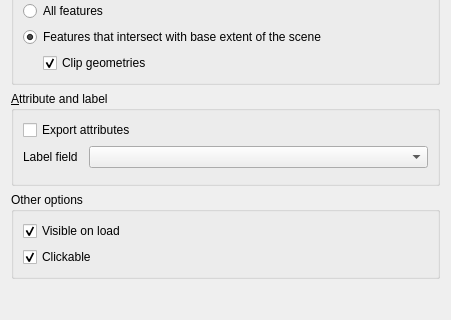
First picture: the form in ui/vectorproperties.ui, repository minorua/Qgis2threejs, before the edit; both pictures show x 0 to 451 and y 347 to 667 of the 451 by 756 pixel window.
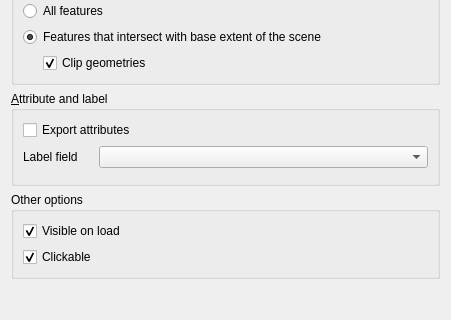
Second picture: the form after the edit. Custom widgets are drawn as their Qt base class.

Commit message: fix vector properties about label (follow up eeeef9d)

Patch:
```diff
--- a/ui/vectorproperties.ui
+++ b/ui/vectorproperties.ui
@@ -247,7 +247,10 @@
        </widget>
       </item>
       <item>
-       <layout class="QFormLayout" name="formLayout_Label">
+       <layout class="QGridLayout" name="gridLayout_Label">
+        <item row="0" column="1">
+         <widget class="QComboBox" name="comboBox_Label"/>
+        </item>
         <item row="0" column="0">
          <widget class="QLabel" name="label">
           <property name="minimumSize">
@@ -267,9 +270,6 @@
           </property>
          </widget>
         </item>
-        <item row="0" column="1">
-         <widget class="QComboBox" name="comboBox_Label"/>
-        </item>
         <item row="1" column="0" colspan="2">
          <widget class="StyleWidget" name="labelHeightWidget" native="true"/>
         </item>
```
Left out of the diff: 1 changed line with no effect on the pictures. The commit also changes 3 other files.
